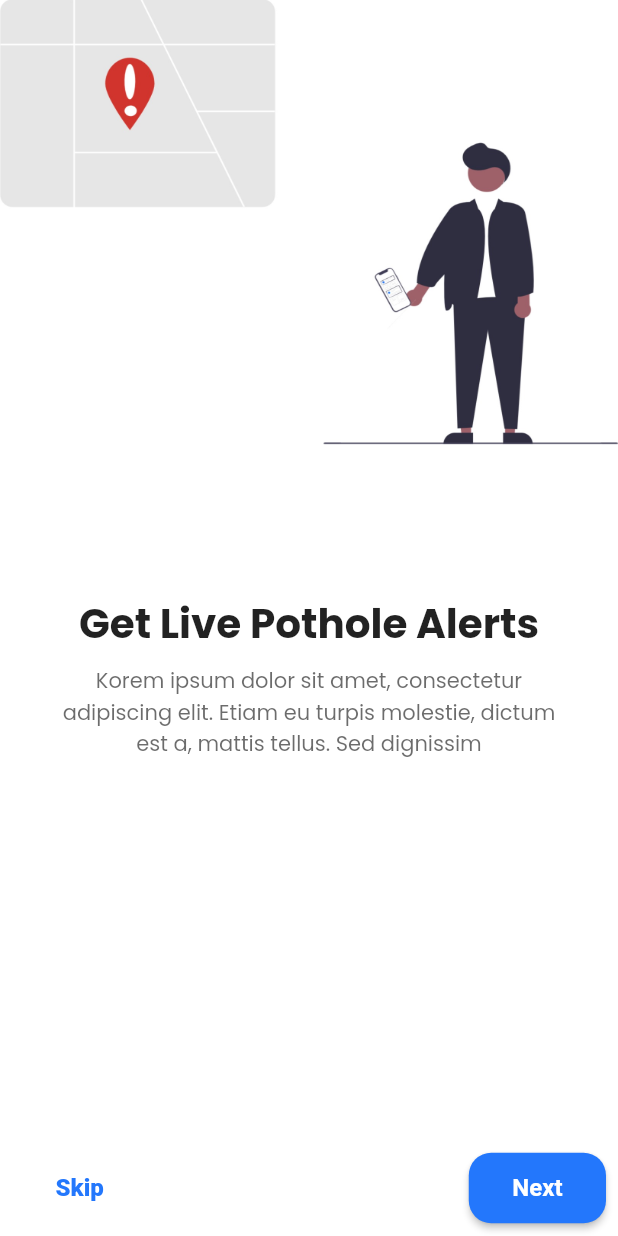
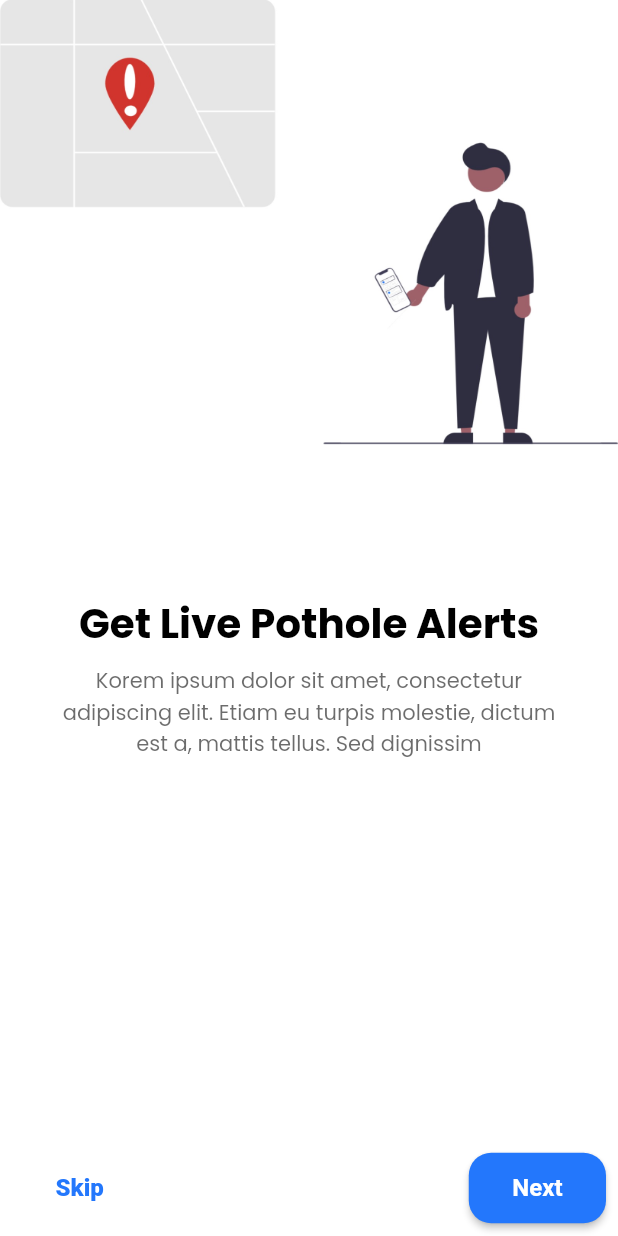
Before and after one commit to BE-Project-Pothole-Patrol/Flutter-app, a Flutter app: the screen it shows after launch, on a phone screen of 412 x 824 dp. Run offline on Flutter 3.47's test engine with Material 2 defaults, Android fonts, the phone set to English and light mode, and no system bars.

Commit message:
add text themes

```diff
--- a/lib/main.dart
+++ b/lib/main.dart
@@ -1,6 +1,7 @@
+import 'package:app/screens/splash_screen.dart';
 import 'package:flutter/material.dart';
-import 'theme/theme_constants.dart';
-import 'theme/theme_manager.dart';
+import 'themes/theme_constants.dart';
+import 'themes/theme_manager.dart';
 import 'screens/onboarding_screen1.dart';
 import 'screens/onboarding_screen2.dart';
 
--- a/lib/screens/onboarding_screen2.dart
+++ b/lib/screens/onboarding_screen2.dart
@@ -1,4 +1,6 @@
 import 'package:flutter/material.dart';
+
+import '../themes/theme_constants.dart';
 
 class OnboardingScreen2 extends StatelessWidget {
   const OnboardingScreen2({super.key});
@@ -22,12 +24,9 @@ class OnboardingScreen2 extends StatelessWidget {
               SizedBox(
                 height: size.height * 0.03,
               ),
-              const Text(
+              Text(
                 "Get Live Pothole Alerts",
-                style: TextStyle(
-                  fontSize: 27,
-                  fontWeight: FontWeight.bold,
-                ),
+                style: Theme.of(context).textTheme.displayMedium,
               ),
               SizedBox(
                 height: size.height * 0.01,
@@ -36,11 +35,9 @@ class OnboardingScreen2 extends StatelessWidget {
                 width: size.width * 0.8,
                 child: Text(
                   "Korem ipsum dolor sit amet, consectetur adipiscing elit. Etiam eu turpis molestie, dictum est a, mattis tellus. Sed dignissim",
-                  style: TextStyle(
-                    color: const Color(0xFF2E2E2E).withOpacity(0.7),
-                    fontSize: 14,
-                    fontWeight: FontWeight.normal,
-                  ),
+                  style: Theme.of(context).textTheme.bodyMedium?.copyWith(
+                        color: kBlackLight.withOpacity(0.7),
+                      ),
                   textAlign: TextAlign.center,
                 ),
               ),
```
Also changed, not shown: lib/screens/onboarding_screen1.dart (+9 -14 lines), lib/screens/splash_screen.dart (+2 -5 lines), lib/themes/theme_constants.dart (renamed from lib/theme/theme_constants.dart, +48 -0 lines), lib/themes/theme_manager.dart (renamed from lib/theme/theme_manager.dart).
